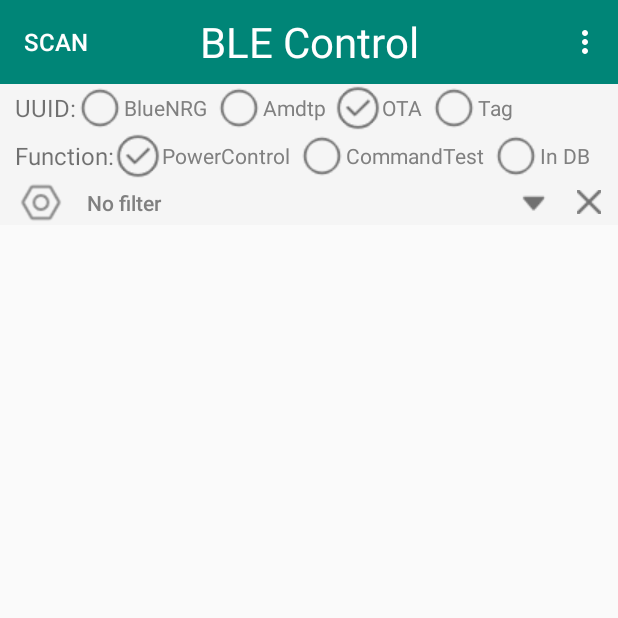
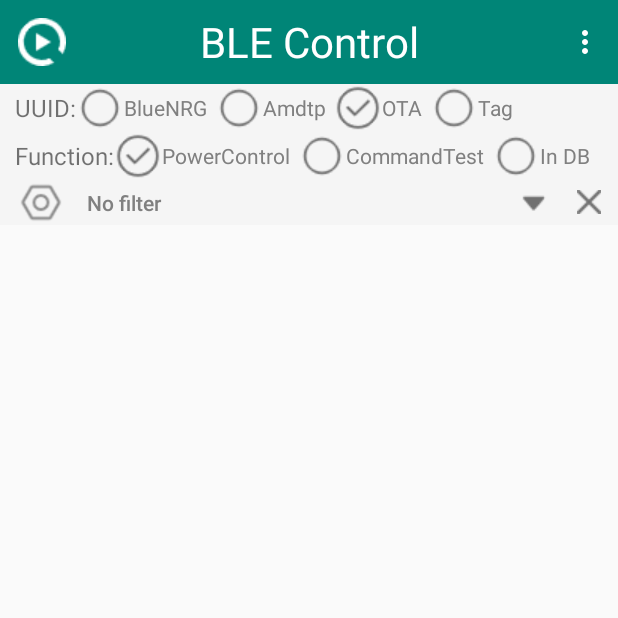
Before and after one commit to QQ652276536/BLEControl, an Android app: the screen it shows after launch (MainActivity), on a phone screen of 412 x 824 dp, the top half of it. Run offline under Robolectric (Android 15) with nearby library versions, the light colour scheme and no system bars; pictures from the network do not load.

Commit message:
开始扫描和停止扫描都加了动画提示

```diff
--- a/app/src/main/java/com/zistone/blecontrol/fragment/BluetoothFragment_List.java
+++ b/app/src/main/java/com/zistone/blecontrol/fragment/BluetoothFragment_List.java
@@ -63,6 +63,8 @@ import java.util.List;
 import java.util.Map;
 import java.util.UUID;
 
+import pl.droidsonroids.gif.GifImageView;
+
 public class BluetoothFragment_List extends Fragment implements View.OnClickListener, AdapterView.OnItemClickListener, CompoundButton.OnCheckedChangeListener, TextWatcher, SeekBar.OnSeekBarChangeListener, BLEListener
 {
     private static final String TAG = "BluetoothFragment_List";
@@ -84,7 +86,7 @@ public class BluetoothFragment_List extends Fragment implements View.OnClickList
     private MaterialRefreshLayout _materialRefreshLayout;
     private MaterialRefreshListener _materialRefreshListener;
     private BluetoothFragment_PowerControl.Listener _powerControlListener;
-    private Button _btn1, _btnFilterContent;
+    private Button _btnFilterContent;
     private Drawable _drawableUp;
     private Drawable _drawableDown;
     private ImageButton _btnClearContentFilter;
@@ -99,6 +101,7 @@ public class BluetoothFragment_List extends Fragment implements View.OnClickList
     private TableRow _row4;
     private TableRow _row5;
     private CheckBox _chkHideDevice;
+    private GifImageView _gifImageView;
     //BLE的扫描器
     private BluetoothLeScanner _bluetoothLeScanner;
     //记录点击返回键的时间
@@ -113,7 +116,7 @@ public class BluetoothFragment_List extends Fragment implements View.OnClickList
     private String _param1, _param2, _filterName, _filterAddress, _filterContent;
     //根据信号强度筛选设备
     private int _filterRssi = 100;
-    private boolean _isHideConnectSuccessDevice = false, _isBtnUpDownFlag = false;
+    private boolean _isHideConnectSuccessDevice = false, _isBtnUpDownFlag = false, _isStartOrStopScan = false;
 
     /**
      * 成功连接BLE设备
@@ -123,7 +126,7 @@ public class BluetoothFragment_List extends Fragment implements View.OnClickList
         String address = _myBluetoothDevice.getAddress();
         Log.i(TAG, String.format("设备%s连接成功", address));
         //选择设备后会停止扫描,隐藏连接成功的设备后再调用一次筛选
-        if (_isHideConnectSuccessDevice)
+        if(_isHideConnectSuccessDevice)
         {
             //根据条件筛选设备
             _connectSuccessMap.put(address, _myBluetoothDevice);
@@ -149,7 +152,7 @@ public class BluetoothFragment_List extends Fragment implements View.OnClickList
         int rssi = result.getRssi();
         int state = bluetoothDevice.getBondState();
         //设备去重
-        if (_deviceMap.containsKey(address))
+        if(_deviceMap.containsKey(address))
         {
             MyBluetoothDevice device = _deviceMap.get(address);
             device.setName(name);
@@ -176,9 +179,9 @@ public class BluetoothFragment_List extends Fragment implements View.OnClickList
             @Override
             public int compare(MyBluetoothDevice o1, MyBluetoothDevice o2)
             {
-                if (o1.getRssi() > o2.getRssi())
+                if(o1.getRssi() > o2.getRssi())
                     return -1;
-                if (o1.getRssi() < o2.getRssi())
+                if(o1.getRssi() < o2.getRssi())
                     return 1;
                 return 0;
             }
@@ -203,9 +206,9 @@ public class BluetoothFragment_List extends Fragment implements View.OnClickList
     @Override
     public void afterTextChanged(Editable s)
     {
-        if (s == _editName.getEditableText())
+        if(s == _editName.getEditableText())
             _filterName = _editName.getText().toString();
-        else if (s == _editAddress.getEditableText())
+        else if(s == _editAddress.getEditableText())
             _filterAddress = _editAddress.getText().toString();
         ShowSetFilterContent();
     }
@@ -269,9 +272,9 @@ public class BluetoothFragment_List extends Fragment implements View.OnClickList
         @Override
         public boolean onKey(View v, int keyCode, KeyEvent event)
         {
-            if (keyCode == KeyEvent.KEYCODE_BACK && event.getAction() == KeyEvent.ACTION_DOWN)
+            if(keyCode == KeyEvent.KEYCODE_BACK && event.getAction() == KeyEvent.ACTION_DOWN)
             {
-                if ((System.currentTimeMillis() - _exitTime) > 2000)
+                if((System.currentTimeMillis() - _exitTime) > 2000)
                 {
                     Toast.makeText(getActivity(), "再按一次退出程序", Toast.LENGTH_SHORT).show();
                     _exitTime = System.currentTimeMillis();
@@ -293,16 +296,16 @@ public class BluetoothFragment_List extends Fragment implements View.OnClickList
     private void ShowSetFilterContent()
     {
         _filterContent = "";
-        if (!_filterName.trim().equals(""))
+        if(!_filterName.trim().equals(""))
             _filterContent += _filterName + ",";
-        if (!_filterAddress.trim().equals(""))
+        if(!_filterAddress.trim().equals(""))
             _filterContent += _filterAddress + ",";
-        if (_filterRssi != 100)
+        if(_filterRssi != 100)
             _filterContent += _filterRssi * -1 + "dBm,";
-        if (_isHideConnectSuccessDevice)
+        if(_isHideConnectSuccessDevice)
             _filterContent += "Yes,";
         _filterContent = ConvertUtil.ReplaceLast(_filterContent, ",", "");
-        if (_filterContent.equals(""))
+        if(_filterContent.equals(""))
             _filterContent = " No filter";
         _btnFilterContent.setText(_filterContent);
     }
@@ -312,7 +315,7 @@ public class BluetoothFragment_List extends Fragment implements View.OnClickList
      */
     private void ShowHideFilter()
     {
-        if (!_isBtnUpDownFlag)
+        if(!_isBtnUpDownFlag)
         {
             _row2.setVisibility(View.VISIBLE);
             _row3.setVisibility(View.VISIBLE);
@@ -421,27 +424,27 @@ public class BluetoothFragment_List extends Fragment implements View.OnClickList
      */
     private Map<String, MyBluetoothDevice> HideConnectSuccessDevice(Map<String, MyBluetoothDevice> map)
     {
-        if (_isHideConnectSuccessDevice)
+        if(_isHideConnectSuccessDevice)
         {
             Map<String, MyBluetoothDevice> resultMap = new HashMap<>();
             Iterator<Map.Entry<String, MyBluetoothDevice>> iterator1 = map.entrySet().iterator();
-            while (iterator1.hasNext())
+            while(iterator1.hasNext())
             {
                 MyBluetoothDevice tempDevice1 = iterator1.next().getValue();
                 String tempAddress1 = tempDevice1.getAddress();
                 boolean flag = false;
                 Iterator<Map.Entry<String, MyBluetoothDevice>> iterator2 = _connectSuccessMap.entrySet().iterator();
-                while (iterator2.hasNext())
+                while(iterator2.hasNext())
                 {
                     MyBluetoothDevice tempDevice2 = iterator2.next().getValue();
                     String tempAddress2 = tempDevice2.getAddress();
-                    if (tempAddress1.equals(tempAddress2))
+                    if(tempAddress1.equals(tempAddress2))
                     {
                         flag = true;
                         break;
                     }
                 }
-                if (!flag)
+                if(!flag)
                     resultMap.put(tempAddress1, tempDevice1);
             }
             return resultMap;
@@ -460,13 +463,13 @@ public class BluetoothFragment_List extends Fragment implements View.OnClickList
      */
     private Map<String, MyBluetoothDevice> OnlyShowSetRssiSameDevice(Map<String, MyBluetoothDevice> map)
     {
-        if (_filterRssi != 100)
+        if(_filterRssi != 100)
         {
             Iterator<Map.Entry<String, MyBluetoothDevice>> iterator = map.entrySet().iterator();
-            while (iterator.hasNext())
+            while(iterator.hasNext())
             {
                 MyBluetoothDevice device = iterator.next().getValue();
-                if (device.getRssi() < _filterRssi * (-1))
+                if(device.getRssi() < _filterRssi * (-1))
                     iterator.remove();
             }
         }
@@ -481,13 +484,13 @@ public class BluetoothFragment_List extends Fragment implements View.OnClickList
      */
     private Map<String, MyBluetoothDevice> OnlyShowSetAddressSameDevice(Map<String, MyBluetoothDevice> map)
     {
-        if (!_filterAddress.trim().equals(""))
+        if(!_filterAddress.trim().equals(""))
         {
             Iterator<Map.Entry<String, MyBluetoothDevice>> iterator = map.entrySet().iterator();
-            while (iterator.hasNext())
+            while(iterator.hasNext())
             {
                 String address = iterator.next().getValue().getAddress();
-                if (address == null || !address.trim().contains(_filterAddress))
+                if(address == null || !address.trim().contains(_filterAddress))
                     iterator.remove();
             }
         }
@@ -502,13 +505,13 @@ public class BluetoothFragment_List extends Fragment implements View.OnClickList
      */
     private Map<String, MyBluetoothDevice> OnlyShowSetNameSameDevice(Map<String, MyBluetoothDevice> map)
     {
-        if (!_filterName.trim().equals(""))
+        if(!_filterName.trim().equals(""))
         {
             Iterator<Map.Entry<String, MyBluetoothDevice>> iterator = map.entrySet().iterator();
-            while (iterator.hasNext())
+            while(iterator.hasNext())
             {
                 String name = iterator.next().getValue().getName();
-                if (name == null || !name.trim().contains(_filterName))
+                if(name == null || !name.trim().contains(_filterName))
                     iterator.remove();
             }
         }
@@ -534,16 +537,16 @@ public class BluetoothFragment_List extends Fragment implements View.OnClickList
         intent.setFlags(Intent.FLAG_ACTIVITY_RESET_TASK_IF_NEEDED | Intent.FLAG_ACTIVITY_NEW_TASK);
 
         @SuppressLint("WrongConstant") List<ResolveInfo> list = pkgMag.queryIntentActivities(intent, PackageManager.GET_ACTIVITIES);
-        for (int i = 0; i < list.size(); i++)
+        for(int i = 0; i < list.size(); i++)
         {
             ResolveInfo info = list.get(i);
-            if (info.activityInfo.packageName.equals(packageName))
+            if(info.activityInfo.packageName.equals(packageName))
             {
                 mainAct = info.activityInfo.name;
                 break;
             }
         }
-        if (TextUtils.isEmpty(mainAct))
+        if(TextUtils.isEmpty(mainAct))
             return null;
         intent.setComponent(new ComponentName(packageName, mainAct));
         return intent;
@@ -561,7 +564,7 @@ public class BluetoothFragment_List extends Fragment implements View.OnClickList
     public boolean onOptionsItemSelected(MenuItem item)
     {
         super.onOptionsItemSelected(item);
-        switch (item.getItemId())
+        switch(item.getItemId())
         {
             //OTA
             case R.id.menu_1_setting:
@@ -573,7 +576,7 @@ public class BluetoothFragment_List extends Fragment implements View.OnClickList
                 //getFragmentManager().beginTransaction().hide(BluetoothFragment_List.this)
                 // .commitNow();
                 Intent intent = GetAppOpenIntentByPackageName(_context, "com.ambiqmicro.android.amota");
-                if (intent != null)
+                if(intent != null)
                 {
                     BLEUtil.StopScanLe();
                     _context.startActivity(intent);
@@ -602,7 +605,7 @@ public class BluetoothFragment_List extends Fragment implements View.OnClickList
     @Override
     public void onCheckedChanged(CompoundButton buttonView, boolean isChecked)
     {
-        switch (buttonView.getId())
+        switch(buttonView.getId())
         {
             case R.id.chk_filter:
                 _isHideConnectSuccessDevice = isChecked;
@@ -620,14 +623,8 @@ public class BluetoothFragment_List extends Fragment implements View.OnClickList
     @Override
     public void onClick(View v)
     {
-        switch (v.getId())
+        switch(v.getId())
         {
-            case R.id.btn1_bluetoothList:
-                if (_btn1.getText().toString().equals("SCAN"))
-                    BeginScan();
-                else
-                    StopScan();
-                break;
             case R.id.btnClearFilterContent_filter:
                 _filterName = "";
                 _filterAddress = "";
@@ -648,7 +645,7 @@ public class BluetoothFragment_List extends Fragment implements View.OnClickList
                 _btnFilterContent.setText(_filterContent);
                 break;
             case R.id.btnFilterContent_filter:
-                if (!_isBtnUpDownFlag)
+                if(!_isBtnUpDownFlag)
                 {
                     ShowHideFilter();
                     _isBtnUpDownFlag = true;
@@ -691,28 +688,28 @@ public class BluetoothFragment_List extends Fragment implements View.OnClickList
         BluetoothDevice bluetoothDevice = _bluetoothAdapter.getRemoteDevice(address);
         _myBluetoothDevice = _deviceMap.get(address);
         //BlueNRG
-        if (_rdo1.isChecked())
+        if(_rdo1.isChecked())
         {
             SERVICE_UUID = UUID.fromString("0000ff01-0000-1000-8000-00805f9b34fb");
             WRITE_UUID = UUID.fromString("0000ff03-0000-1000-8000-00805f9b34fb");
             READ_UUID = UUID.fromString("0000ff02-0000-1000-8000-00805f9b34fb");
         }
         //Amdtp
-        else if (_rdo2.isChecked())
+        else if(_rdo2.isChecked())
         {
             SERVICE_UUID = UUID.fromString("00002760-08c2-11e1-9073-0e8ac72e1011");
             WRITE_UUID = UUID.fromString("00002760-08c2-11e1-9073-0e8ac72e0011");
             READ_UUID = UUID.fromString("00002760-08c2-11e1-9073-0e8ac72e0012");
         }
         //OTA
-        else if (_rdo5.isChecked())
+        else if(_rdo5.isChecked())
         {
             SERVICE_UUID = UUID.fromString("00002760-08c2-11e1-9073-0e8ac72e1001");
             WRITE_UUID = UUID.fromString("00002760-08c2-11e1-9073-0e8ac72e0001");
             READ_UUID = UUID.fromString("00002760-08c2-11e1-9073-0e8ac72e0002");
         }
         //Tag
-        else if (_rdo6.isChecked())
+        else if(_rdo6.isChecked())
         {
             SERVICE_UUID = UUID.fromString("0000180f-0000-1000-8000-00805f9b34fb");
             READ_UUID = UUID.fromString("00002a19-0000-1000-8000-00805f9b34fb");
@@ -723,10 +720,10 @@ public class BluetoothFragment_List extends Fragment implements View.OnClickList
         map.put("READ_UUID", READ_UUID);
         map.put("WRITE_UUID", WRITE_UUID);
         map.put("CONFIG_UUID", CONFIG_UUID);
-        if (bluetoothDevice.getBondState() == BluetoothDevice.BOND_NONE)
+        if(bluetoothDevice.getBondState() == BluetoothDevice.BOND_NONE)
         {
             //电力控制
-            if (_rdo3.isChecked())
+            if(_rdo3.isChecked())
             {
                 _bluetoothFragment_powerControl = BluetoothFragment_PowerControl.newInstance(_powerControlListener, bluetoothDevice, map);
                 //不要使用replace,不然前面的Fragment被释放了会连蓝牙也关掉
@@ -734,7 +731,7 @@ public class BluetoothFragment_List extends Fragment implements View.OnClickList
                 getFragmentManager().beginTransaction().hide(BluetoothFragment_List.this).commitNow();
             }
             //命令测试
-            else if (_rdo4.isChecked())
+            else if(_rdo4.isChecked())
             {
                 _bluetoothFragment_commandTest = BluetoothFragment_CommandTest.newInstance(bluetoothDevice, map);
                 //不要使用replace,不然前面的Fragment被释放了会连蓝牙也关掉
@@ -742,7 +739,7 @@ public class BluetoothFragment_List extends Fragment implements View.OnClickList
                 getFragmentManager().beginTransaction().hide(BluetoothFragment_List.this).commitNow();
             }
             //设备绑定入库
-            else if (_rdo6.isChecked() && _rdo7.isChecked())
+            else if(_rdo6.isChecked() && _rdo7.isChecked())
             {
                 _bluetoothFragment_db = BluetoothFragment_DB.newInstance(bluetoothDevice, map, _deviceMap.get(address).getRssi());
                 //不要使用replace,不然前面的Fragment被释放了会连蓝牙也关掉
@@ -762,23 +759,23 @@ public class BluetoothFragment_List extends Fragment implements View.OnClickList
     private void OpenBluetoothAdapter()
     {
         _bluetoothAdapter = BluetoothAdapter.getDefaultAdapter();
-        if (_bluetoothAdapter != null)
+        if(_bluetoothAdapter != null)
         {
             //未打开蓝牙,才需要打开蓝牙
             //会以Dialog样式显示一个Activity,我们可以在onActivityResult()方法去处理返回值
-            if (!_bluetoothAdapter.isEnabled())
+            if(!_bluetoothAdapter.isEnabled())
             {
                 Intent intent = new Intent(BluetoothAdapter.ACTION_REQUEST_ENABLE);
                 startActivityForResult(intent, 1);
             }
             else
             {
-                switch (_bluetoothAdapter.getState())
+                switch(_bluetoothAdapter.getState())
                 {
                     //蓝牙已开启则直接开始扫描设备
                     case BluetoothAdapter.STATE_ON:
                     case BluetoothAdapter.STATE_TURNING_ON:
-                        _btn1.setText("STOP");
+                        _toolbar.setNavigationIcon(R.drawable.stop1);
                         _bluetoothLeScanner = _bluetoothAdapter.getBluetoothLeScanner();
                         BLEUtil.Init(_context, this, _bluetoothAdapter, _bluetoothLeScanner);
                         break;
@@ -786,7 +783,7 @@ public class BluetoothFragment_List extends Fragment implements View.OnClickList
                     case BluetoothAdapter.STATE_OFF:
                     case BluetoothAdapter.STATE_TURNING_OFF:
                     default:
-                        _btn1.setText("SCAN");
+                        _toolbar.setNavigationIcon(R.drawable.start1);
                         break;
                 }
             }
@@ -809,15 +806,17 @@ public class BluetoothFragment_List extends Fragment implements View.OnClickList
 
     private void onButtonPressed(Uri uri)
     {
-        if (_onFragmentInteractionListener != null)
+        if(_onFragmentInteractionListener != null)
             _onFragmentInteractionListener.onFragmentInteraction(uri);
     }
 
     private void BeginScan()
     {
-        if (BLEUtil.StartScanLe() == 1)
+        if(BLEUtil.StartScanLe() == 1)
         {
-            _btn1.setText("STOP");
+            _isStartOrStopScan = true;
+            _gifImageView.setVisibility(View.VISIBLE);
+            _toolbar.setNavigationIcon(R.drawable.stop1);
         }
         else
         {
@@ -827,8 +826,10 @@ public class BluetoothFragment_List extends Fragment implements View.OnClickList
 
     private void StopScan()
     {
-        _btn1.setText("SCAN");
         BLEUtil.StopScanLe();
+        _isStartOrStopScan = false;
+        _gifImageView.setVisibility(View.INVISIBLE);
+        _toolbar.setNavigationIcon(R.drawable.start1);
     }
 
     @Override
@@ -841,7 +842,7 @@ public class BluetoothFragment_List extends Fragment implements View.OnClickList
     public void onCreate(Bundle savedInstanceState)
     {
         super.onCreate(savedInstanceState);
-        if (getArguments() != null)
+        if(getArguments() != null)
         {
             _param1 = getArguments().getString(ARG_PARAM1);
             _param2 = getArguments().getString(ARG_PARAM2);
@@ -872,6 +873,23 @@ public class BluetoothFragment_List extends Fragment implements View.OnClickList
         _toolbar.setTitle("");
         //此处强转,必须是Activity才有这个方法
         ((MainActivity) getActivity()).setSupportActionBar(_toolbar);
+        //Toolbar的icon点击事件要设置在setSupportActionBar()的后面
+        _toolbar.setNavigationOnClickListener(new View.OnClickListener()
+        {
+            @Override
+            public void onClick(View v)
+            {
+                if(!_isStartOrStopScan)
+                {
+                    BeginScan();
+                }
+                else
+                {
+                    StopScan();
+                }
+            }
+        });
+        _gifImageView = _toolbar.findViewById(R.id.toolbar_gifView);
         //下拉刷新控件
         _materialRefreshLayout = _view.findViewById(R.id.refresh_bluetoothList);
         //启用加载更多
@@ -886,8 +904,6 @@ public class BluetoothFragment_List extends Fragment implements View.OnClickList
         _view.setFocusable(true);
         _view.setFocusableInTouchMode(true);
         _view.setOnKeyListener(backListener);
-        _btn1 = _view.findViewById(R.id.btn1_bluetoothList);
-        _btn1.setOnClickListener(this::onClick);
         _rdo1 = _view.findViewById(R.id.rdo1_bluetoothList);
         _rdo2 = _view.findViewById(R.id.rdo2_bluetoothList);
         _rdo3 = _view.findViewById(R.id.rdo3_bluetoothList);
@@ -913,11 +929,11 @@ public class BluetoothFragment_List extends Fragment implements View.OnClickList
         _btnClearAddressFilter = _view.findViewById(R.id.btnClearAddress_filter);
         _btnClearAddressFilter.setOnClickListener(this::onClick);
         _editName = _view.findViewById(R.id.editName_filter);
-        if (!_filterName.trim().equals(""))
+        if(!_filterName.trim().equals(""))
             _editName.setText(_filterName);
         _editName.addTextChangedListener(this);
         _editAddress = _view.findViewById(R.id.editAddress_filter);
-        if (!_filterAddress.trim().equals(""))
+        if(!_filterAddress.trim().equals(""))
             _editAddress.setText(_filterAddress);
         _editAddress.addTextChangedListener(this);
         _seekBar = _view.findViewById(R.id.seekBar_filter);
@@ -945,11 +961,11 @@ public class BluetoothFragment_List extends Fragment implements View.OnClickList
     @Override
     public void onActivityResult(int requestCode, int resultCode, Intent data)
     {
-        switch (requestCode)
+        switch(requestCode)
         {
             case 1:
                 //用户授权开启蓝牙
-                if (requestCode != 0)
+                if(requestCode != 0)
                 {
                     _bluetoothLeScanner = _bluetoothAdapter.getBluetoothLeScanner();
                     BLEUtil.Init(_context, this, _bluetoothAdapter, _bluetoothLeScanner);
@@ -967,7 +983,7 @@ public class BluetoothFragment_List extends Fragment implements View.OnClickList
     public void onAttach(Context context)
     {
         super.onAttach(context);
-        if (context instanceof OnFragmentInteractionListener)
+        if(context instanceof OnFragmentInteractionListener)
             _onFragmentInteractionListener = (OnFragmentInteractionListener) context;
         else
             throw new RuntimeException(context.toString() + " must implement OnFragmentInteractionListener");
@@ -1006,7 +1022,7 @@ public class BluetoothFragment_List extends Fragment implements View.OnClickList
     {
         super.onHiddenChanged(hidden);
         //不在最前端显示
-        if (hidden)
+        if(hidden)
         {
             int a = 1;
         }
@@ -1027,7 +1043,7 @@ public class BluetoothFragment_List extends Fragment implements View.OnClickList
     {
         super.setUserVisibleHint(isVisibleToUser);
         //界面可见
-        if (isVisibleToUser)
+        if(isVisibleToUser)
         {
             int a = 1;
         }
--- a/app/src/main/res/layout/fragment_bluetooth_list.xml
+++ b/app/src/main/res/layout/fragment_bluetooth_list.xml
@@ -11,17 +11,9 @@
         android:layout_width="match_parent"
         android:layout_height="wrap_content"
         android:layout_gravity="center"
-        android:background="@color/colorPrimary">
-
-        <Button
-            android:id="@+id/btn1_bluetoothList"
-            android:layout_width="wrap_content"
-            android:layout_height="wrap_content"
-            android:background="@color/transparent"
-            android:gravity="center_vertical"
-            android:text="SCAN"
-            android:textColor="@color/white"
-            android:textSize="16dp" />
+        android:background="@color/colorPrimary"
+        app:navigationIcon="@drawable/start1"
+        app:titleTextColor="@color/white">
 
         <TextView
             android:layout_width="wrap_content"
@@ -30,6 +22,14 @@
             android:text="@string/title_bluetooth_control"
             android:textColor="@color/white"
             android:textSize="28sp" />
+
+        <pl.droidsonroids.gif.GifImageView
+            android:id="@+id/toolbar_gifView"
+            android:layout_width="30dp"
+            android:layout_height="30dp"
+            android:layout_gravity="start"
+            android:src="@drawable/scaning1"
+            android:visibility="invisible" />
 
     </android.support.v7.widget.Toolbar>
 
```
Also changed, not shown: app/src/main/res/drawable/logo.png (added), app/src/main/res/drawable/scaning1.gif (added), app/src/main/res/drawable/start1.png (added), app/src/main/res/drawable/stop1.png (added), app/src/main/res/mipmap-hdpi/start1.png (added).
